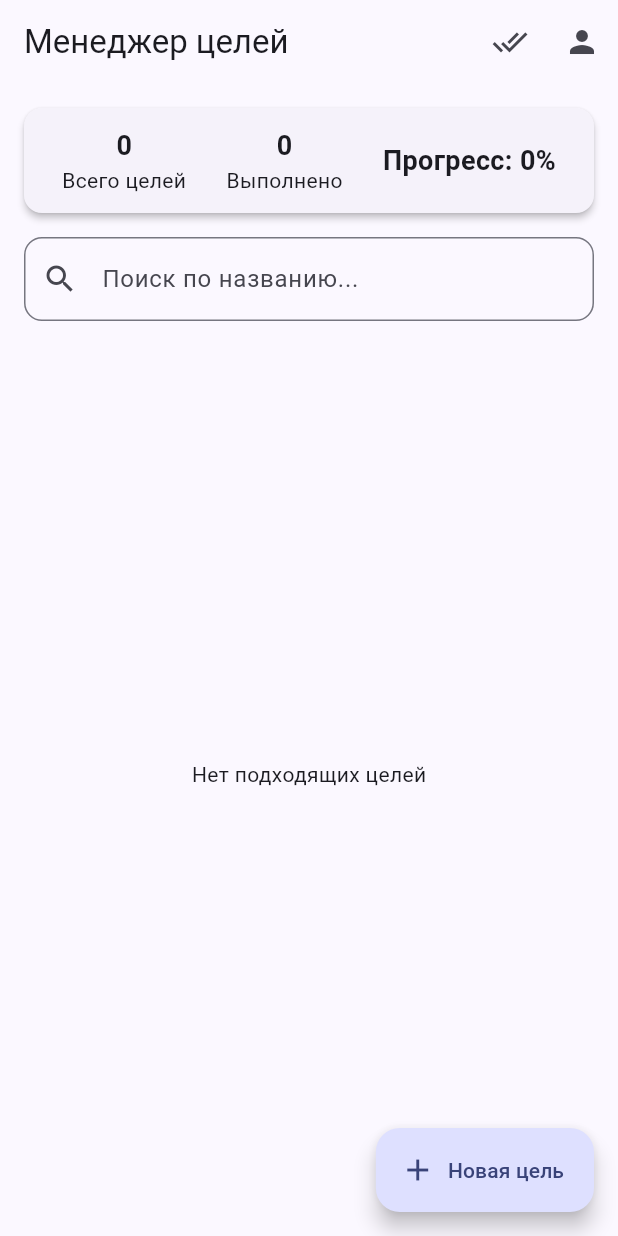
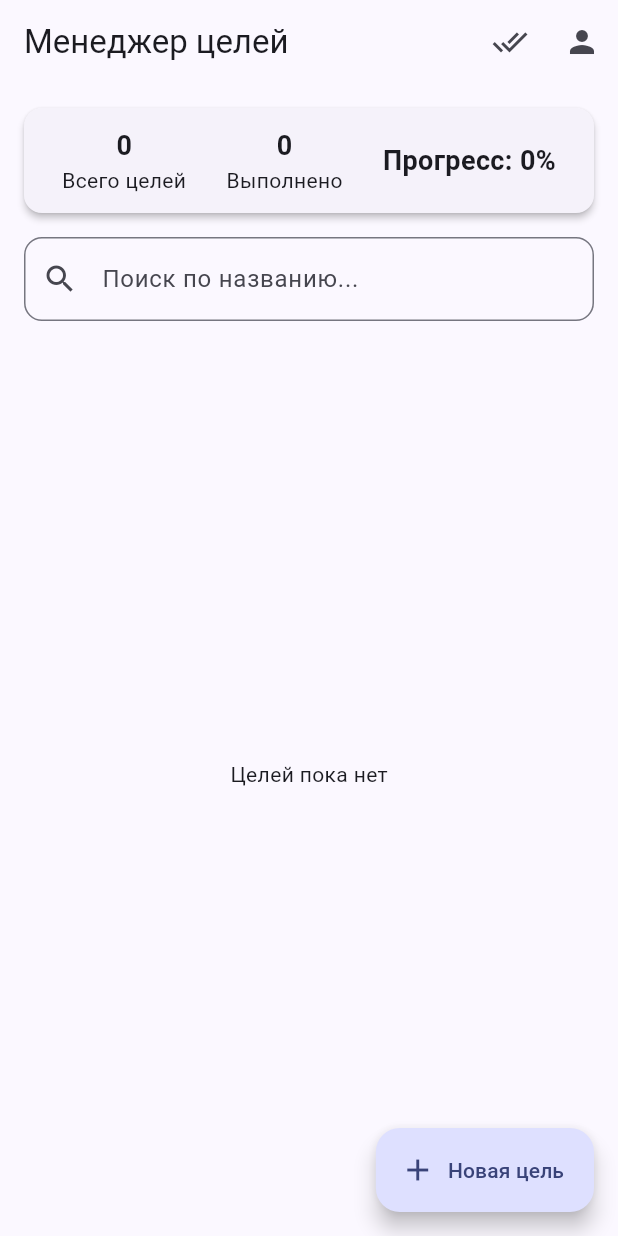
Before and after one commit to Andrew-Savin-msk/prac9, a Flutter app: the screen it shows after launch, on a phone screen of 412 x 824 dp. Run offline on Flutter 3.47's test engine with Material 3 defaults, Android fonts, the phone set to English and light mode, and no system bars; our stand-ins replace cached_network_image, flutter_mobx, get_it, go_router, mobx; generated files the repository leaves out were written again.

Commit message:
inserted into goals list screen

```diff
--- a/lib/features/goals/screens/goals_list_screen.dart
+++ b/lib/features/goals/screens/goals_list_screen.dart
@@ -1,44 +1,53 @@
 import 'package:flutter/material.dart';
+import 'package:flutter_mobx/flutter_mobx.dart';
+import 'package:get_it/get_it.dart';
 import 'package:go_router/go_router.dart';
+
 import '../app_router.dart';
-import '../models/goal_model.dart';
-import '../services/goal_service.dart';
 import '../widgets/goals_stats_card.dart';
 import '../widgets/goals_search_bar.dart';
 import '../widgets/goals_list_view.dart';
-import 'package:get_it/get_it.dart';
-import '../services/goal_service.dart';
-import 'add_goal_screen.dart';
-import 'completed_goals_screen.dart';
-import 'goal_detail_screen.dart';
-import 'profile_screen.dart';
+import '../stores/goals_list/goals_list_screen_store.dart';
 
-class GoalsListScreen extends StatefulWidget {
-  const GoalsListScreen({super.key});
 
-  @override
-  State<GoalsListScreen> createState() => _GoalsListScreenState();
+class GoalsListScreen extends StatelessWidget {
+  GoalsListScreen({super.key})
+      : store = GetIt.I<GoalsListScreenStore>(),
+        _searchController = TextEditingController() {
+    store.setSearchQuery('');
+    store.refresh();
   }
 
-class _GoalsListScreenState extends State<GoalsListScreen> {
-  final TextEditingController _searchController = TextEditingController();
-  String _sortBy = 'none';
+  final GoalsListScreenStore store;
+  final TextEditingController _searchController;
 
-  void _deleteGoal(int index) {
+  void _addGoal(BuildContext context) {
+    context.push(Routes.addGoal);
+  }
+
+  void _openCompleted(BuildContext context) {
+    context.push(Routes.completed);
+  }
+
+  void _openProfile(BuildContext context) {
+    context.push(Routes.profile);
+  }
+
+  void _deleteGoal(BuildContext context, int index) {
     showDialog(
       context: context,
-      builder: (context) => AlertDialog(
+      builder: (ctx) => AlertDialog(
         title: const Text('Удалить цель?'),
         content: const Text('Вы уверены, что хотите удалить эту цель?'),
         actions: [
           TextButton(
-            onPressed: () => context.pop(),
+            onPressed: () => Navigator.pop(ctx),
             child: const Text('Отмена'),
           ),
-          ElevatedButton(
+          FilledButton(
             onPressed: () {
-              setState(() => GetIt.I<GoalService>().deleteGoal(index));
-              Navigator.pop(context);
+              store.deleteByFilteredIndex(index);
+              Navigator.pop(ctx);
             },
             child: const Text('Удалить'),
           ),
@@ -47,16 +56,8 @@ class _GoalsListScreenState extends State<GoalsListScreen> {
     );
   }
 
-  List<Goal> _filteredGoals() {
-    final query = _searchController.text.toLowerCase();
-    return GetIt.I<GoalService>().goals
-        .where((g) => g.title.toLowerCase().contains(query))
-        .toList();
-  }
-
   @override
   Widget build(BuildContext context) {
-    final goals = _filteredGoals();
     return Scaffold(
       appBar: AppBar(
         title: const Text('Менеджер целей'),
@@ -64,53 +65,57 @@ class _GoalsListScreenState extends State<GoalsListScreen> {
           IconButton(
             tooltip: 'Выполненные',
             icon: const Icon(Icons.done_all),
-            onPressed: () {
-              context.push(Routes.completed);
-            },
+            onPressed: () => _openCompleted(context),
           ),
           IconButton(
             tooltip: 'Профиль',
             icon: const Icon(Icons.person),
-            onPressed: () {
-              context.push(Routes.profile);
-            },
+            onPressed: () => _openProfile(context),
           ),
         ],
       ),
       body: Padding(
         padding: const EdgeInsets.all(16),
-        child: Column(
+        child: Observer(
+          builder: (_) {
+            final goals = store.goals;
+
+            return Column(
               children: [
                 const GoalsStatsCard(),
                 GoalsSearchBar(
                   controller: _searchController,
-              onChanged: () => setState(() {}),
+                  onChanged: () {
+                    store.setSearchQuery(_searchController.text);
+                  },
                 ),
                 const SizedBox(height: 10),
                 Expanded(
-              child: GoalsListView(
+                  child: goals.isEmpty
+                      ? const Center(child: Text('Целей пока нет'))
+                      : GoalsListView(
                     goals: goals,
-                onDelete: (index) {
-                  setState(() => GetIt.I<GoalService>().deleteGoal(index));
-                },
+                    onDelete: (index) => _deleteGoal(context, index),
                     onTap: (goal) async {
-                  await context.push(Routes.goalDetail, extra: goal);
-                  setState(() {});
+                      await context.push(
+                        Routes.goalDetail,
+                        extra: goal,
+                      );
+                      // после возврата с экрана деталей обновим список
+                      store.refresh();
                     },
                   ),
                 ),
               ],
+            );
+          },
         ),
       ),
       floatingActionButton: FloatingActionButton.extended(
-        onPressed: _addGoal,
+        onPressed: () => _addGoal(context),
         label: const Text('Новая цель'),
         icon: const Icon(Icons.add),
       ),
     );
   }
-
-  void _addGoal() {
-    context.push(Routes.addGoal);
 }
-}
--- a/lib/main.dart
+++ b/lib/main.dart
@@ -3,6 +3,7 @@ import 'package:get_it/get_it.dart';
 import 'features/goals/app_router.dart';
 import 'features/goals/services/goal_service.dart';
 import 'features/goals/stores/goal_details/goal_detail_screen_store.dart';
+import 'features/goals/stores/goals_list/goals_list_screen_store.dart';
 import 'features/goals/stores/add_goal/add_goal_screen_store.dart';
 import 'features/goals/stores/profile/profile_screen_store.dart';
 import 'features/goals/stores/completed_goals/completed_goals_screen_store.dart';
@@ -11,6 +12,7 @@ void main() {
   GetIt.I.registerSingleton<GoalService>(GoalService());
   GetIt.I.registerSingleton<GoalDetailScreenStore>(GoalDetailScreenStore());
   GetIt.I.registerSingleton<CompletedGoalsScreenStore>(CompletedGoalsScreenStore());
+  GetIt.I.registerLazySingleton<GoalsListScreenStore>(() => GoalsListScreenStore());
   GetIt.I.registerLazySingleton<AddGoalScreenStore>(() => AddGoalScreenStore());
   GetIt.I.registerSingleton<ProfileScreenStore>(ProfileScreenStore());
   runApp(const MyApp());
```
Lines whose indentation alone changed are shown as unchanged.
